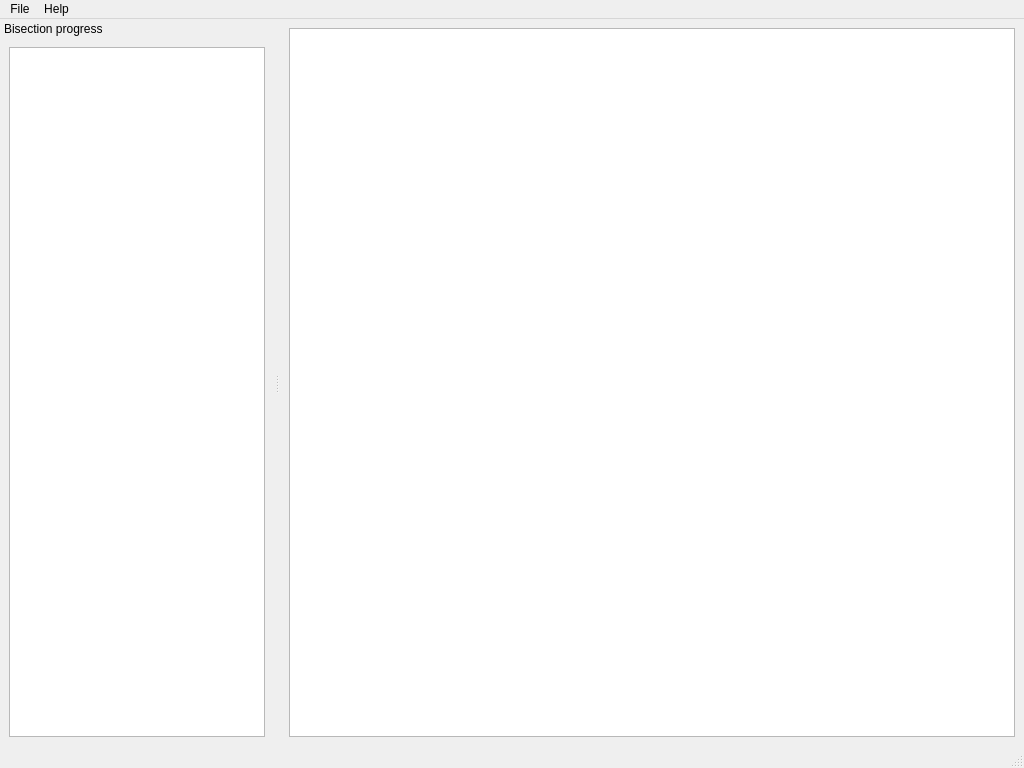
Qt form gui/mozregui/ui/mainwindow.ui (mozilla/mozregression) before a commit.
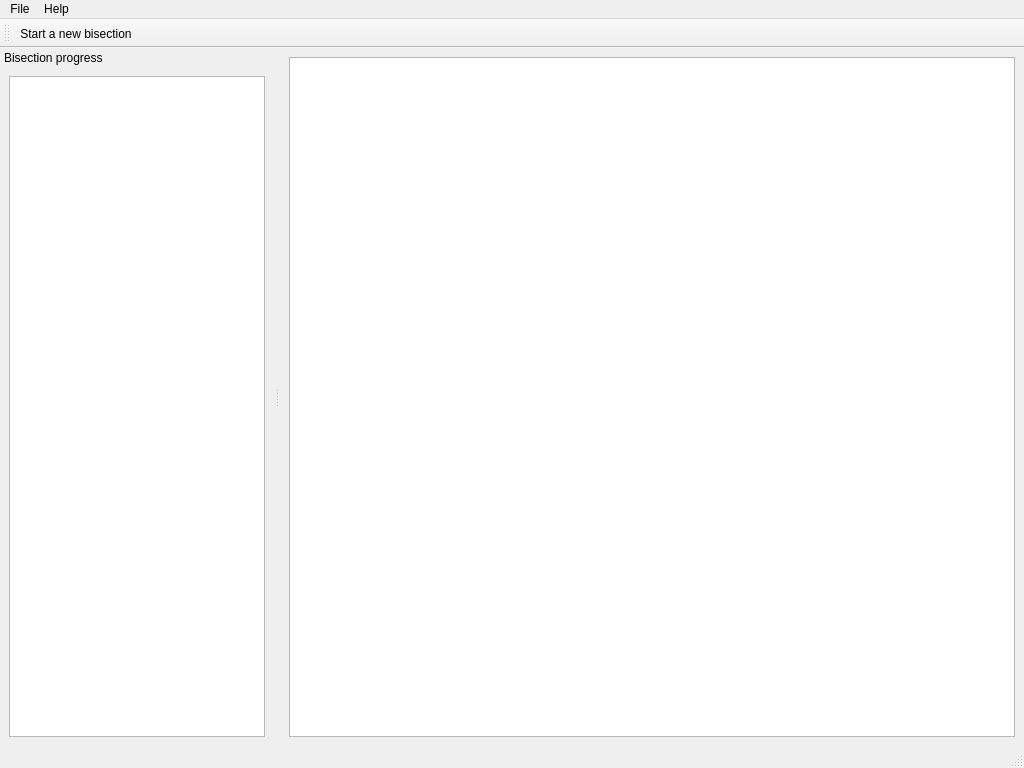
The same form after that commit. Icons and pictures are not drawn. Custom widgets are drawn as their Qt base class.

Commit message: add a toolbar and disable new bisection button if running

The edit to the form file:
```diff
--- a/gui/mozregui/ui/mainwindow.ui
+++ b/gui/mozregui/ui/mainwindow.ui
@@ -17,12 +17,6 @@
    <iconset>
     <normaloff>:/app_icon.svg</normaloff>:/app_icon.svg</iconset>
   </property>
-  <property name="iconSize">
-   <size>
-    <width>32</width>
-    <height>32</height>
-   </size>
-  </property>
   <widget class="QWidget" name="centralwidget">
    <layout class="QVBoxLayout" name="verticalLayout">
     <item>
@@ -95,7 +89,29 @@
     </layout>
    </widget>
   </widget>
+  <widget class="QToolBar" name="toolBar">
+   <property name="windowTitle">
+    <string>toolBar</string>
+   </property>
+   <attribute name="toolBarArea">
+    <enum>TopToolBarArea</enum>
+   </attribute>
+   <attribute name="toolBarBreak">
+    <bool>false</bool>
+   </attribute>
+   <addaction name="actionStart_a_new_bisection"/>
+  </widget>
   <action name="actionStart_a_new_bisection">
+   <property name="checkable">
+    <bool>false</bool>
+   </property>
+   <property name="checked">
+    <bool>false</bool>
+   </property>
+   <property name="icon">
+    <iconset resource="../../resources.qrc">
+     <normaloff>:/app_icon.svg</normaloff>:/app_icon.svg</iconset>
+   </property>
    <property name="text">
     <string>Start a new bisection</string>
    </property>
```
Left out of the diff: 9 changed lines with no effect on the pictures. The commit also changes 2 other files.
